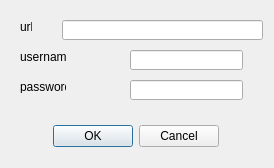
This is BvcClient/BvcClient/qauthdialog.ui in ProvisionLab/Alert_area as Qt 5 draws it before an edit. The edited form follows.
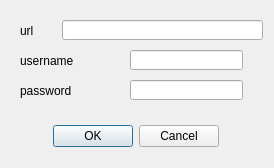
This is the edited form.

Patch:
```diff
--- a/BvcClient/BvcClient/qauthdialog.ui
+++ b/BvcClient/BvcClient/qauthdialog.ui
@@ -40,16 +40,10 @@
     <rect>
      <x>20</x>
      <y>50</y>
-     <width>47</width>
-     <height>13</height>
+     <width>101</width>
+     <height>21</height>
     </rect>
    </property>
-   <property name="sizePolicy">
-    <sizepolicy hsizetype="MinimumExpanding" vsizetype="Preferred">
-     <horstretch>0</horstretch>
-     <verstretch>0</verstretch>
-    </sizepolicy>
-   </property>
    <property name="text">
     <string>username</string>
    </property>
@@ -59,16 +53,10 @@
     <rect>
      <x>20</x>
      <y>80</y>
-     <width>46</width>
-     <height>13</height>
+     <width>101</width>
+     <height>21</height>
     </rect>
    </property>
-   <property name="sizePolicy">
-    <sizepolicy hsizetype="MinimumExpanding" vsizetype="Preferred">
-     <horstretch>0</horstretch>
-     <verstretch>0</verstretch>
-    </sizepolicy>
-   </property>
    <property name="text">
     <string>password</string>
    </property>
@@ -101,8 +89,8 @@
     <rect>
      <x>20</x>
      <y>20</y>
-     <width>12</width>
-     <height>13</height>
+     <width>31</width>
+     <height>21</height>
     </rect>
    </property>
    <property name="sizePolicy">
```
